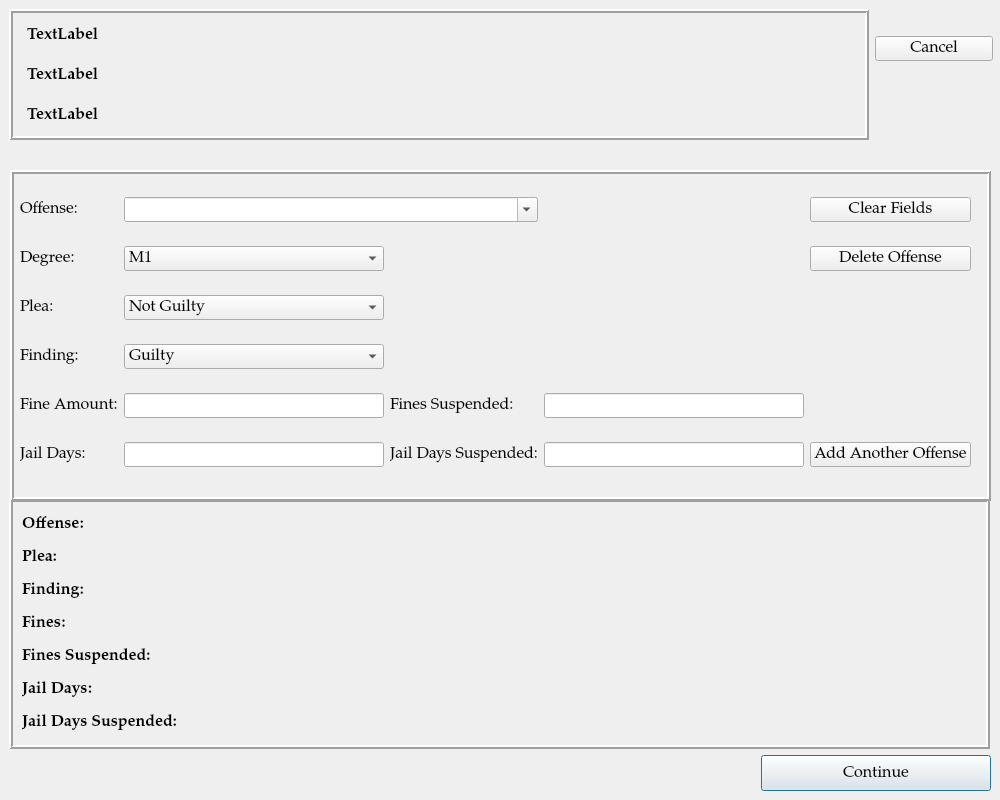
Above: ui/SentencingDialog.ui from HunterProgram22/MuniEntry before the change. Below: the same form after it.
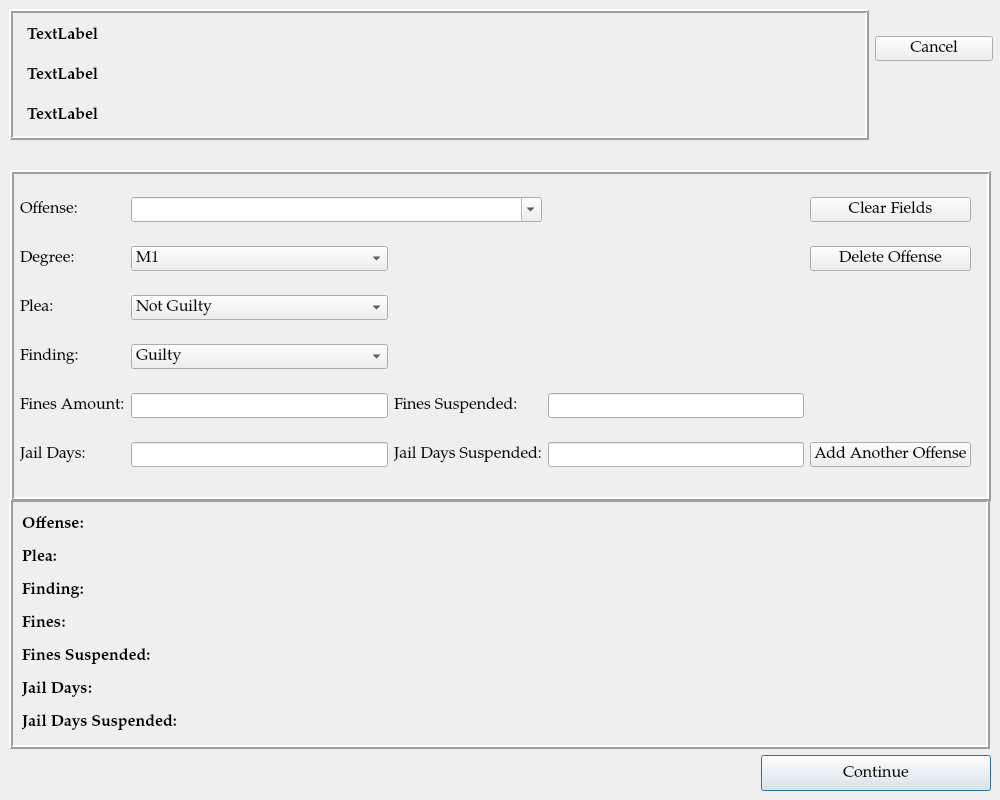
That is the form after the change.

What changed in the file:
```diff
--- a/ui/SentencingDialog.ui
+++ b/ui/SentencingDialog.ui
@@ -558,7 +558,7 @@
      <item row="4" column="0">
       <widget class="QLabel" name="label_5">
        <property name="text">
-        <string>Fine Amount:</string>
+        <string>Fines Amount:</string>
        </property>
       </widget>
      </item>
```
Left out of the diff: 12 changed lines with no effect on the pictures.
